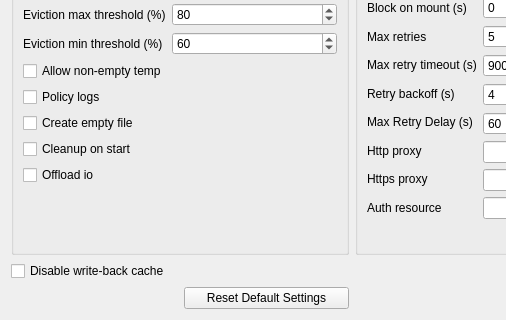
Qt form gui/azure_config_advanced.ui (Seagate/cloudfuse) before a commit; both pictures show x 0 to 506 and y 210 to 530 of the 937 by 530 pixel window.
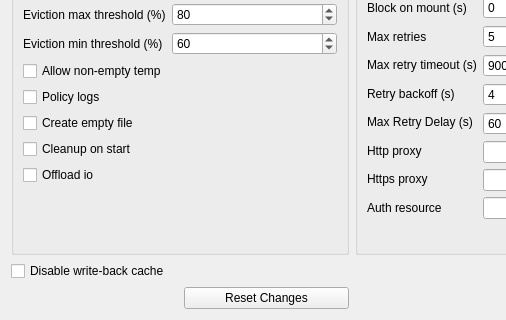
The same form after that commit.

Commit message: Advanced settings reset changes button

Patch:
```diff
--- a/gui/azure_config_advanced.ui
+++ b/gui/azure_config_advanced.ui
@@ -302,7 +302,7 @@
       <enum>Qt::RightToLeft</enum>
      </property>
      <property name="text">
-      <string>Reset Default Settings</string>
+      <string>Reset Changes</string>
      </property>
      <property name="default">
       <bool>false</bool>
```
The commit also changes 3 other files.
